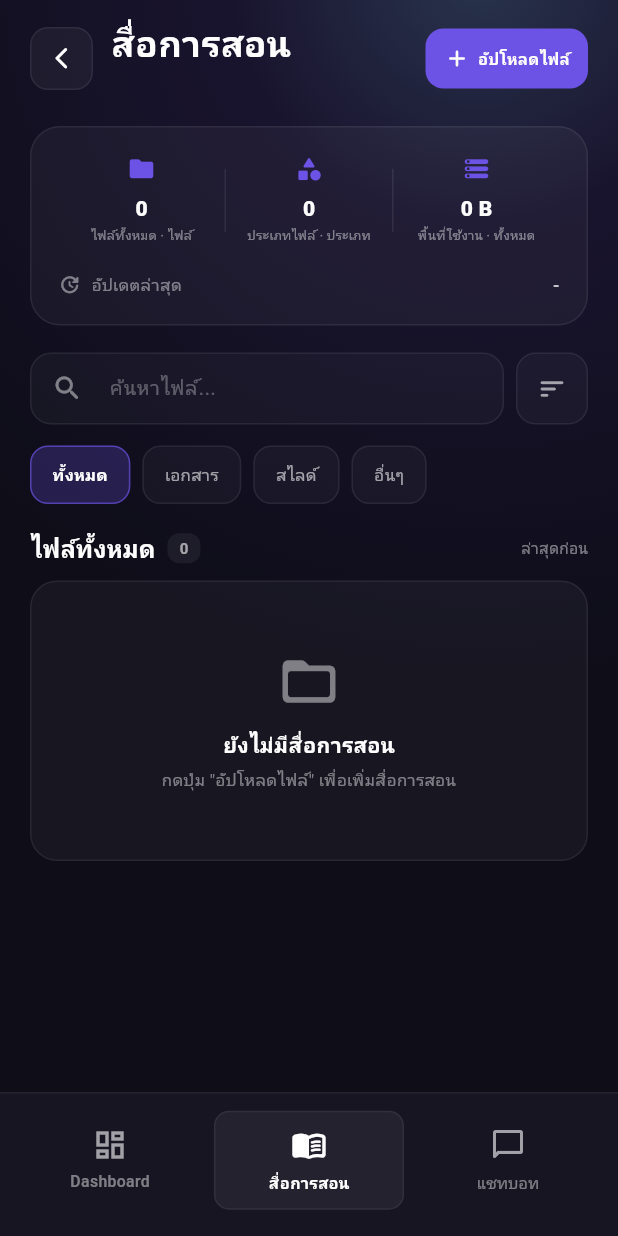
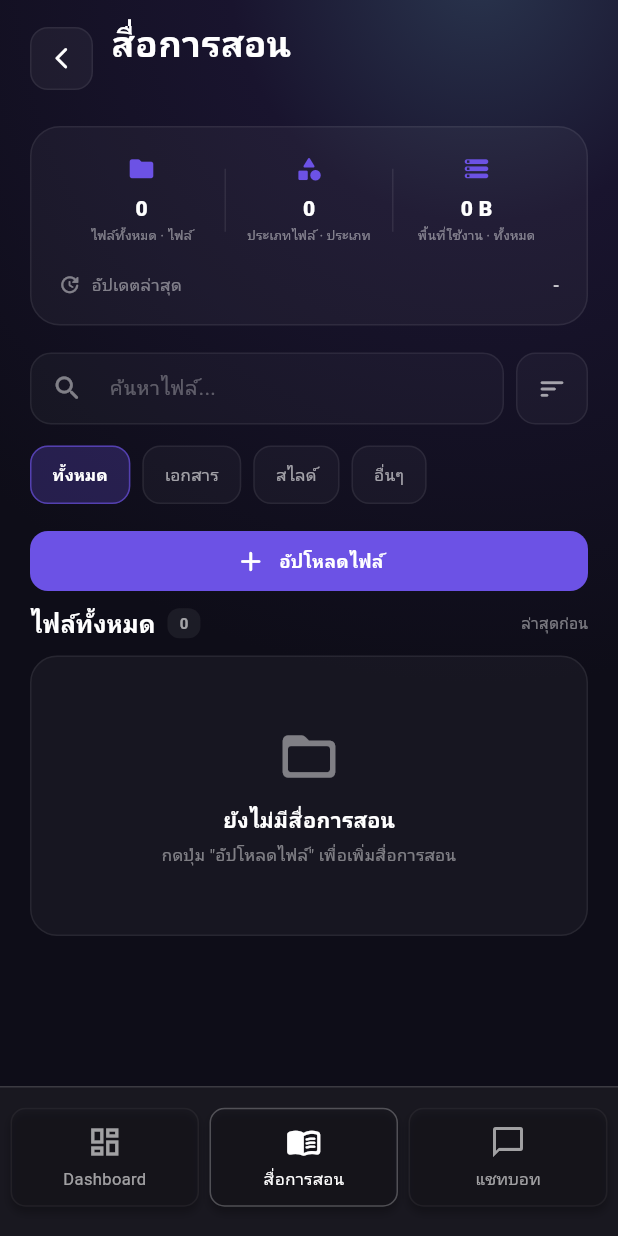
Before and after one commit to aiotproject888/AT, a Flutter app: the MaterialScreen screen opened directly with empty values, on a phone screen of 412 x 824 dp. Run offline on Flutter 3.47's test engine with Material 3 defaults, Android fonts, the phone set to English and light mode, and no system bars; our stand-ins replace cloud_firestore, file_picker, firebase_auth, firebase_core, firebase_database, fl_chart and 2 more; missing offline and left inert: syncfusion_flutter_pdf; accounts and stored records are empty; network calls fail.

Commit message:
ปรับปุ่มอัปโหลด

```diff
--- a/lib/screens/files.dart
+++ b/lib/screens/files.dart
@@ -26,6 +26,10 @@ class _MaterialColors {
   static const faintText = Color(0x4DFFFFFF);
 
   static const danger = Color(0xFFFF7777);
+
+  static const navigation = Color(0xFF191820);
+  static const navigationBorder = Color(0x26FFFFFF);
+  static const searchBorder = Color(0x40FFFFFF);
 }
 
 class MaterialScreen extends StatefulWidget {
@@ -288,6 +292,37 @@ class _MaterialScreenState extends State<MaterialScreen> {
     );
   }
 
+  void _onDashboardNavigationTap(int index) {
+    switch (index) {
+      case 0: Navigator.pop(context);
+        return;
+
+      case 1:
+        Navigator.push(
+          context,
+          MaterialPageRoute<void>(
+            builder: (context) => MaterialScreen(
+              subjectName: widget.subjectName,
+              subjectCode: widget.subjectCode,
+            ),
+          ),
+        );
+        return;
+
+      case 2:
+        Navigator.push(
+          context,
+          MaterialPageRoute<void>(
+            builder: (context) => ChatScreen(
+              subjectCode: widget.subjectCode,
+              sessionId: _sessionId,
+            ),
+          ),
+        );
+        return;
+    }
+  }
+
   // ============================================================
   // BUILD
   // ============================================================
@@ -328,6 +363,8 @@ class _MaterialScreenState extends State<MaterialScreen> {
                           const SizedBox(height: 14),
                           _buildCategoryTabs(),
                           const SizedBox(height: 18),
+                          _UploadButton(onPressed: _showUploadDialog),
+                          const SizedBox(height: 10),
                           _buildFileHeader(),
                           const SizedBox(height: 10),
                           _buildFileList(),
@@ -342,7 +379,10 @@ class _MaterialScreenState extends State<MaterialScreen> {
           ),
         ),
       ),
-      bottomNavigationBar: _buildBottomNavigation(),
+      bottomNavigationBar: _DashboardBottomNavigation(
+        currentIndex: 1,
+        onTap: _onDashboardNavigationTap,
+      ),
     );
   }
 
@@ -385,8 +425,8 @@ class _MaterialScreenState extends State<MaterialScreen> {
             ],
           ),
         ),
-        const SizedBox(width: 10),
-        _UploadButton(onPressed: _showUploadDialog),
+
+        //const SizedBox(width: 10),
       ],
     );
   }
@@ -817,56 +857,6 @@ class _MaterialScreenState extends State<MaterialScreen> {
   }
 
   // ============================================================
-  // BOTTOM NAVIGATION
-  // ============================================================
-
-  Widget _buildBottomNavigation() {
-    return Container(
-      height: 96,
-      padding: const EdgeInsets.fromLTRB(7, 8, 7, 14),
-      decoration: BoxDecoration(
-        color: const Color(0xFF171522),
-        border: Border(
-          top: BorderSide(color: Colors.white.withValues(alpha: 0.06)),
-        ),
-      ),
-      child: Row(
-        children: [
-          Expanded(
-            child: _NavigationItem(
-              icon: Icons.dashboard_outlined,
-              activeIcon: Icons.dashboard_rounded,
-              label: 'Dashboard',
-              selected: false,
-              onTap: () {
-                Navigator.pop(context);
-              },
-            ),
-          ),
-          Expanded(
-            child: _NavigationItem(
-              icon: Icons.menu_book_outlined,
-              activeIcon: Icons.menu_book_rounded,
-              label: 'สื่อการสอน',
-              selected: true,
-              onTap: () {},
-            ),
-          ),
-          Expanded(
-            child: _NavigationItem(
-              icon: Icons.chat_bubble_outline_rounded,
-              activeIcon: Icons.chat_bubble_rounded,
-              label: 'แชทบอท',
-              selected: false,
-              onTap: _openChatbot,
-            ),
-          ),
-        ],
-      ),
-    );
-  }
-
-  // ============================================================
   // UPLOAD DIALOG
   // ============================================================
 
@@ -2270,18 +2260,19 @@ class _UploadButton extends StatelessWidget {
       child: InkWell(
         borderRadius: BorderRadius.circular(12),
         onTap: onPressed,
-        child: const Padding(
-          padding: EdgeInsets.symmetric(horizontal: 12, vertical: 11),
+        child: const SizedBox(
+          width: double.infinity,
+          height: 40,
           child: Row(
-            mainAxisSize: MainAxisSize.min,
-            children: [
-              Icon(Icons.add_rounded, color: Colors.white, size: 18),
-              SizedBox(width: 5),
+             mainAxisAlignment: MainAxisAlignment.center,
+            children: [
+              Icon(Icons.add_rounded, color: Colors.white, size: 22),
+              SizedBox(width: 8),
               Text(
                 'อัปโหลดไฟล์',
                 style: TextStyle(
                   color: Colors.white,
-                  fontSize: 10.5,
+                  fontSize: 12,
                   fontWeight: FontWeight.w700,
                 ),
               ),
@@ -2353,72 +2344,126 @@ class _FileActionButton extends StatelessWidget {
   }
 }
 
-// ================================================================
-// NAVIGATION ITEM
-// ================================================================
-
-class _NavigationItem extends StatelessWidget {
-  final IconData icon;
-  final IconData activeIcon;
-  final String label;
-  final bool selected;
-  final VoidCallback onTap;
-
-  const _NavigationItem({
-    required this.icon,
-    required this.activeIcon,
-    required this.label,
-    required this.selected,
+// ============================================================
+// Dashboard Bottom Navigation
+// ============================================================
+
+class _DashboardBottomNavigation extends StatelessWidget {
+  final int currentIndex;
+  final ValueChanged<int> onTap;
+
+  const _DashboardBottomNavigation({
+    required this.currentIndex,
     required this.onTap,
   });
 
+  static const _items = [
+    _DashboardNavigationData(
+      Icons.dashboard_outlined,
+      Icons.dashboard_rounded,
+      'Dashboard',
+    ),
+    _DashboardNavigationData(
+      Icons.menu_book_outlined,
+      Icons.menu_book_rounded,
+      'สื่อการสอน',
+    ),
+    _DashboardNavigationData(
+      Icons.chat_bubble_outline,
+      Icons.chat_bubble_rounded,
+      'แชทบอท',
+    ),
+  ];
+
   @override
   Widget build(BuildContext context) {
-    return Padding(
-      padding: const EdgeInsets.symmetric(horizontal: 3),
-      child: Material(
-        color: Colors.transparent,
+    return Container(
+      height: 100,
+      padding: const EdgeInsets.fromLTRB(7, 8, 7, 14),
+      decoration: const BoxDecoration(
+        color: _MaterialColors.navigation,
+        border: Border(
+          top: BorderSide(color: _MaterialColors.navigationBorder),
+        ),
+      ),
+      child: Row(
+        children: List.generate(_items.length, (index) {
+          final item = _items[index];
+
+          final selected = currentIndex == index;
+
+          return Expanded(
+            child: Padding(
+              padding: EdgeInsets.only(
+                right: index == _items.length - 1 ? 0 : 7,
+              ),
               child: InkWell(
+                onTap: () => onTap(index),
                 borderRadius: BorderRadius.circular(10),
-          onTap: onTap,
                 child: AnimatedContainer(
                   duration: const Duration(milliseconds: 160),
                   height: 66,
                   decoration: BoxDecoration(
+                    color: const Color(0x40191820),
+                    borderRadius: BorderRadius.circular(10),
+                    border: Border.all(
                       color: selected
-                  ? Colors.white.withValues(alpha: 0.055)
-                  : Colors.transparent,
-              borderRadius: BorderRadius.circular(10),
-              border: selected
-                  ? Border.all(color: Colors.white.withValues(alpha: 0.06))
-                  : null,
+                          ? _MaterialColors.searchBorder
+                          : const Color(0x1A928B8B),
+                    ),
+                    boxShadow: const [
+                      BoxShadow(
+                        color: Color(0x40000000),
+                        offset: Offset(0, 4),
+                        blurRadius: 4,
+                      ),
+                    ],
                   ),
                   child: Column(
                     mainAxisAlignment: MainAxisAlignment.center,
                     children: [
                       Icon(
-                  selected ? activeIcon : icon,
+                        selected ? item.activeIcon : item.icon,
                         size: 24,
                         color: selected
-                      ? Colors.white
+                            ? _MaterialColors.primaryText
                             : _MaterialColors.secondaryText,
                       ),
+
                       const SizedBox(height: 5),
+
                       Text(
-                  label,
+                        item.label,
+                        maxLines: 1,
                         style: TextStyle(
-                    color: selected ? Colors.white : _MaterialColors.mutedText,
-                    fontSize: 10.5,
-                    fontWeight: selected ? FontWeight.w700 : FontWeight.w500,
-                  ),
-                ),
-              ],
-            ),
-          ),
-        ),
-      ),
-    );
-  }
+                          color: selected
+                              ? _MaterialColors.primaryText
+                              : _MaterialColors.secondaryText,
+                          fontSize: 11,
+                        ),
+                      ),
+                    ],
+                  ),
+                ),
+              ),
+            ),
+          );
+        }),
+      ),
+    );
+  }
+}
+
+// ============================================================
+// Dashboard Navigation Data
+// ============================================================
+
+class _DashboardNavigationData {
+  final IconData icon;
+  final IconData activeIcon;
+  final String label;
+
+  const _DashboardNavigationData(this.icon, this.activeIcon, this.label);
 }
 
 // ================================================================
```
Lines whose indentation alone changed are shown as unchanged.
